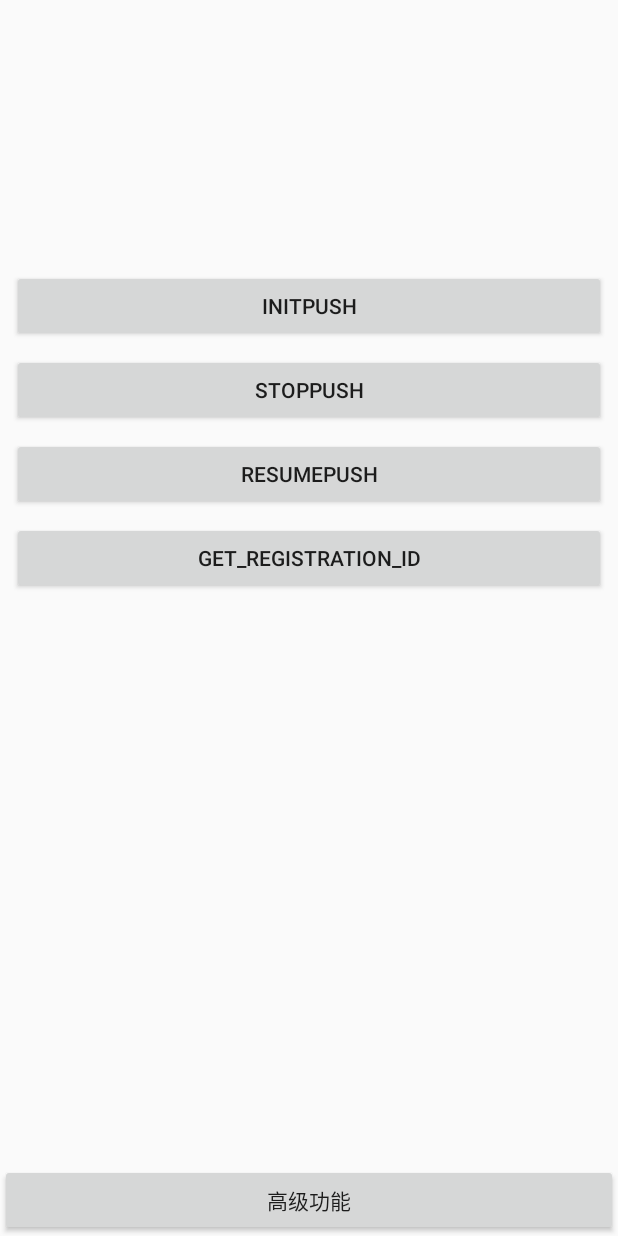
After one commit to hhYanGG/CRUD, an Android app: the layout activity_push_main.xml on its own in the app's theme, with its tools: preview values and no code run, on a phone screen of 412 x 824 dp. The commit adds this screen. Run offline under Robolectric (Android 15) with nearby library versions, the phone set to English and light mode, and no system bars.

Commit message:
push_config

```diff
--- a/app/src/main/AndroidManifest.xml
+++ b/app/src/main/AndroidManifest.xml
@@ -21,6 +21,11 @@
 
         </activity>
 
+        <activity android:name=".PushSetMain">
+
+        </activity>
+
+
         <activity android:name=".NoteActivity">
             <intent-filter>
                 <action android:name="android.intent.action.EDIT"></action>
--- a/app/src/main/java/com/example/crud/FirstActivity.kt
+++ b/app/src/main/java/com/example/crud/FirstActivity.kt
@@ -18,6 +18,9 @@ class FirstActivity : AppCompatActivity() {
 
             startActivity(Intent(this,AmapActivity::class.java))
         }
+        push_config.setOnClickListener{
+            startActivity(Intent(this,PushSetMain::class.java))
+        }
     }
 
 }
--- /dev/null
+++ b/app/src/main/res/layout/activity_push_main.xml
@@ -0,0 +1,93 @@
+<?xml version="1.0" encoding="utf-8"?>
+<RelativeLayout xmlns:android="http://schemas.android.com/apk/res/android"
+                android:layout_width="fill_parent"
+                android:layout_height="fill_parent">
+    <LinearLayout
+            android:layout_width="fill_parent"
+            android:layout_height="wrap_content"
+            android:orientation="vertical"
+            android:padding="8dip">
+
+        <TextView
+                android:id="@+id/tv_regId"
+                android:layout_width="fill_parent"
+                android:layout_height="wrap_content"
+                android:layout_marginTop="8dip" />
+
+        <TextView
+                android:id="@+id/tv_appkey"
+                android:layout_width="fill_parent"
+                android:layout_height="wrap_content"
+                android:layout_marginTop="8dip" />
+
+        <TextView
+                android:id="@+id/tv_package"
+                android:layout_width="fill_parent"
+                android:layout_height="wrap_content"
+                android:layout_marginTop="8dip" />
+
+        <TextView
+                android:id="@+id/tv_imei"
+                android:layout_width="fill_parent"
+                android:layout_height="wrap_content"
+                android:layout_marginTop="8dip" />
+
+        <TextView
+                android:id="@+id/tv_device_id"
+                android:layout_width="fill_parent"
+                android:layout_height="wrap_content"
+                android:layout_marginTop="8dip" />
+
+        <TextView
+                android:id="@+id/tv_version"
+                android:layout_width="fill_parent"
+                android:layout_height="wrap_content"
+                android:layout_marginTop="8dip" />
+
+        <Button
+                android:id="@+id/init"
+                android:layout_width="fill_parent"
+                android:layout_height="wrap_content"
+                android:layout_marginTop="8dip"
+                android:text="initPush" />
+
+        <Button
+                android:id="@+id/stopPush"
+                android:layout_width="fill_parent"
+                android:layout_height="wrap_content"
+                android:layout_marginTop="8dip"
+                android:text="stopPush" />
+
+        <Button
+                android:id="@+id/resumePush"
+                android:layout_width="fill_parent"
+                android:layout_height="wrap_content"
+                android:layout_marginTop="8dip"
+                android:text="resumePush" />
+
+        <Button
+                android:id="@+id/getRegistrationId"
+                android:layout_width="fill_parent"
+                android:layout_height="wrap_content"
+                android:layout_marginTop="8dip"
+                android:text="get_Registration_Id" />
+
+        <EditText
+                android:id="@+id/msg_rec"
+                android:layout_width="fill_parent"
+                android:layout_height="wrap_content"
+                android:layout_marginTop="8dip"
+                android:visibility="invisible" />
+
+
+
+    </LinearLayout>
+
+    <Button
+            android:id="@+id/setting"
+            android:layout_width="fill_parent"
+            android:layout_height="wrap_content"
+            android:layout_alignParentBottom="true"
+
+            android:text="高级功能" />
+</RelativeLayout>
```
Also changed, not shown: app/src/main/java/com/example/crud/ExampleUtil.java (added, +121 -0 lines), app/src/main/java/com/example/crud/PushSetMain.kt (added, +165 -0 lines).
